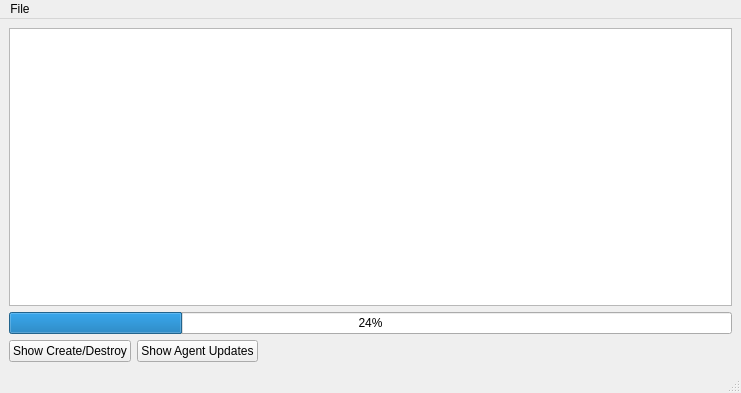
Qt form testing/agent_checker/mainwindow.ui (smart-fm/simmobility-prod) before a commit.
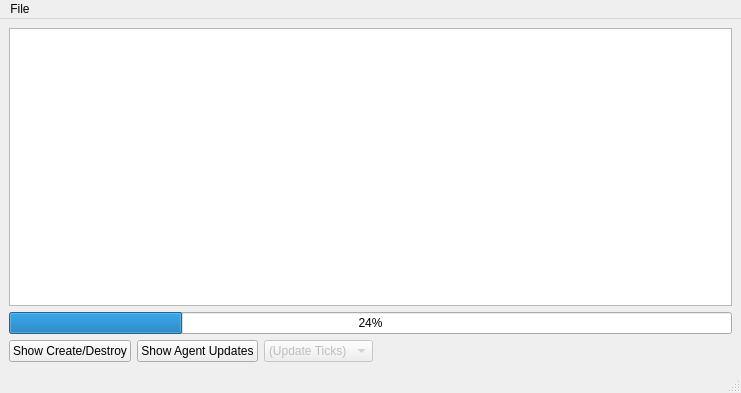
The same form after that commit.

Commit message: Hooked up combo box to update view.

What changed in the file:
```diff
--- a/testing/agent_checker/mainwindow.ui
+++ b/testing/agent_checker/mainwindow.ui
@@ -47,6 +47,18 @@
         </property>
        </widget>
       </item>
+      <item>
+       <widget class="QComboBox" name="agTicksCmb">
+        <property name="enabled">
+         <bool>false</bool>
+        </property>
+        <item>
+         <property name="text">
+          <string>(Update Ticks)</string>
+         </property>
+        </item>
+       </widget>
+      </item>
       <item>
        <spacer name="horizontalSpacer">
         <property name="orientation">
```
The commit also changes 2 other files.
